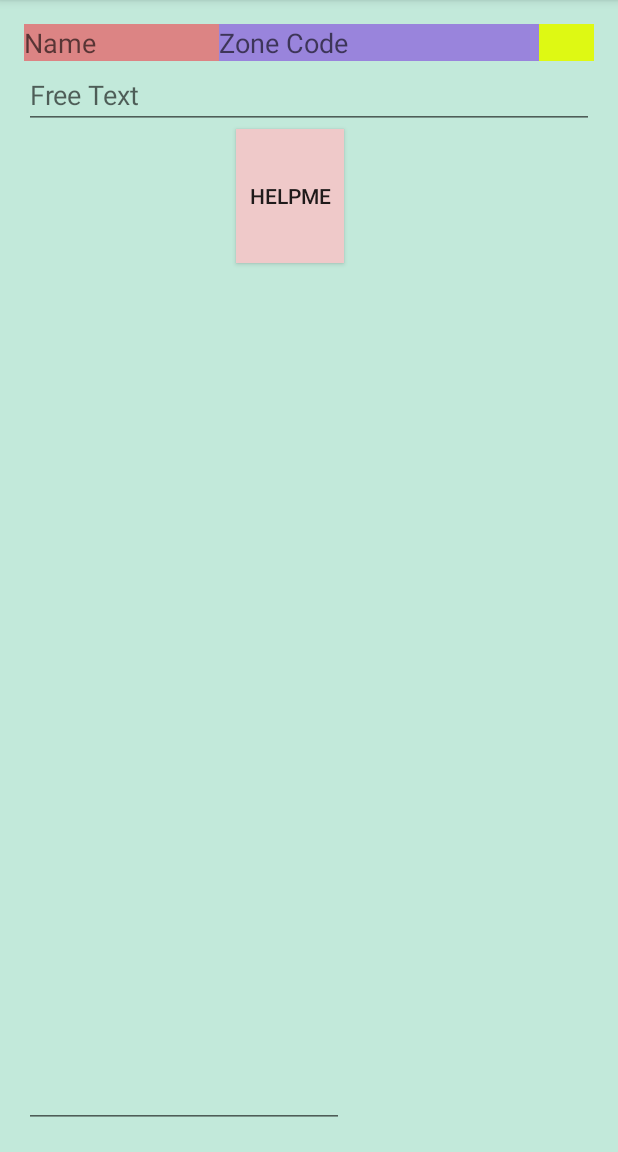
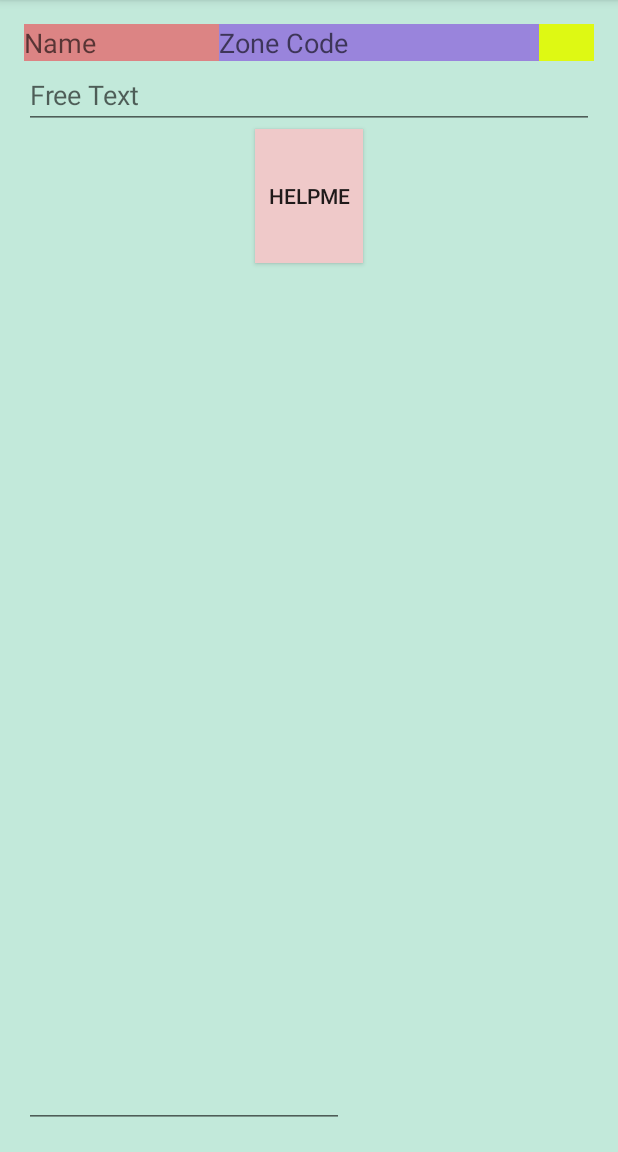
Before and after one commit to aseelzene121/MyCustomerService, an Android app: the Coustemerservice screen opened directly, with no data from a screen before it, on a phone screen of 412 x 824 dp, the part 84-1236 px from its top. Run offline under Robolectric (Android 15) with nearby library versions, the phone set to English and light mode, and no system bars; our stand-ins replace Firebase (no records; nobody signed in at launch, a user with empty details on screens opened directly).

Commit message:
Merge remote-tracking branch 'origin/master'
# Conflicts:
#	.idea/misc.xml

```diff
--- a/app/src/main/res/layout/activity_coustemerservice.xml
+++ b/app/src/main/res/layout/activity_coustemerservice.xml
@@ -57,7 +57,7 @@
         android:onClick="onClick"
         android:layout_gravity="center_vertical"
         android:layout_below="@+id/etFreeText"
-        android:layout_alignEnd="@+id/editText" />
+        android:layout_centerHorizontal="true" />
 
     <EditText
         android:layout_width="match_parent"
```
